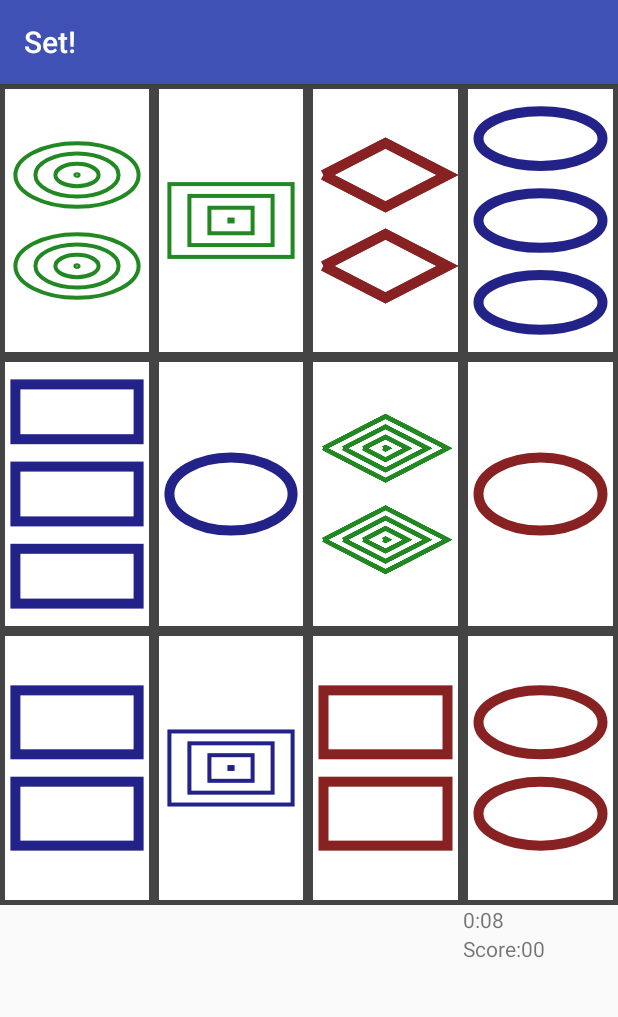
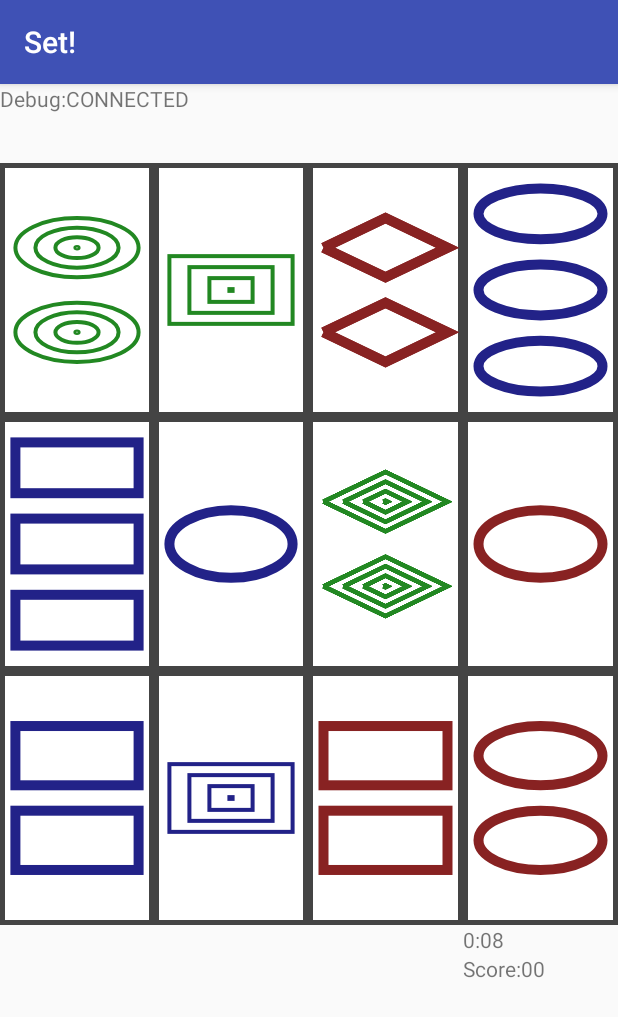
Before and after one commit to AmaurX/PI-set-, an Android app: the screen it shows after launch (MainActivity), on a phone screen of 412 x 824 dp. Shown: the top 1017 px of the screen. Run offline under Robolectric (Android 15) with nearby library versions, the phone set to English and light mode, and no system bars; 7 statements that could not run were skipped.

```diff
--- a/set_v1/Set/app/src/main/AndroidManifest.xml
+++ b/set_v1/Set/app/src/main/AndroidManifest.xml
@@ -1,7 +1,9 @@
 <?xml version="1.0" encoding="utf-8"?>
 <manifest xmlns:android="http://schemas.android.com/apk/res/android"
     package="com.polytechnique.marc.amaury.set">
-
+    <uses-permission
+        xmlns:android="http://schemas.android.com/apk/res/android"
+        android:name="android.permission.INTERNET"></uses-permission>
     <application
         android:allowBackup="true"
         android:icon="@mipmap/ic_launcher"
--- a/set_v1/Set/app/src/main/java/com/polytechnique/marc/amaury/set/MainActivity.java
+++ b/set_v1/Set/app/src/main/java/com/polytechnique/marc/amaury/set/MainActivity.java
@@ -16,13 +16,20 @@ import android.os.Bundle;
 import android.view.View;
 import android.view.ViewGroup;
 import android.widget.Button;
+import android.widget.EditText;
 import android.widget.ImageView;
 import android.widget.TableLayout;
 import android.widget.TextView;
 
+import java.io.BufferedReader;
+import java.io.IOException;
+import java.io.PrintWriter;
+import java.net.ServerSocket;
+import java.net.Socket;
 import java.util.HashMap;
 import java.util.Map;
 import java.util.Random;
+import java.util.Scanner;
 import java.util.Stack;
 import java.util.concurrent.locks.Lock;
 import java.util.concurrent.locks.ReentrantLock;
@@ -48,6 +55,96 @@ public class MainActivity extends AppCompatActivity {
         testMatch();
 
     }
+    final Handler Callback = new Handler();
+
+    // Variables stockant la valeur courante de l'etat memoire et cpu.
+
+    // Objet contenant le code a executer pour mettre a jour la boite
+    // de texte contenant la memoire disponible.
+
+
+    void displayMessage(String s){
+        debug = s;
+        debugHandler.postDelayed(debugRunnable,0);
+    }
+    final static String my_login = "Amaury";
+    static PrintWriter server_out = null;
+    static PrintWriter telnet_out = null;
+
+
+    Runnable connection = new Runnable() {
+        @Override
+        public void run() {
+            Socket s = Net.establishConnection("192.168.1.125", 1708);
+            PrintWriter s_out = Net.connectionOut(s);
+            final BufferedReader s_in = Net.connectionIn(s);
+            displayMessage("CONNECTED");
+
+            s_out.println("LOGIN " + my_login);
+            String line;
+            try
+            { line = s_in.readLine(); }
+            catch (IOException e)
+            { throw new RuntimeException("in readLine"); }
+            displayMessage(line);
+            Scanner sc = new Scanner(line);
+            sc.useDelimiter(" ");
+            if(sc.next().equals("Welcome")){
+                displayMessage("ACCEPTED");
+                server_out = s_out;
+            }
+            final Thread from_server = new Thread(){
+                public void run(){
+                    String line = null;
+                    while(true){
+                        try {
+                            line = s_in.readLine();
+                            displayMessage(line);
+                            if(telnet_out != null)
+                                telnet_out.println(line);
+                        } catch (IOException e){
+                            throw new RuntimeException("in readLine - 2");
+                        }
+                    }
+                }
+            };
+            from_server.start();
+
+            final Thread as_server = new Thread(){
+                public void run(){
+                    ServerSocket server_socket = Net.createServer(8888);
+                    while(true){
+                        Socket telnet_socket = Net.acceptConnection(server_socket);
+
+                        final PrintWriter s_out = Net.connectionOut(telnet_socket);
+                        final BufferedReader s_in = Net.connectionIn(telnet_socket);
+
+                        telnet_out = s_out;
+
+                        while(true){
+                            try {
+                                String line = s_in.readLine();
+                                server_out.println("SEND "+line);
+                            } catch(IOException e){}
+                        }
+                    }
+                }
+
+            };
+            as_server.start();
+        }
+    };
+    @Override
+    public void onStart() {
+        super.onStart();
+        // TODO: code s'executant au debut de l'application
+        try {
+            new Thread(connection).start();
+
+        } catch (RuntimeException msg){
+            displayMessage("Error "+msg);
+        }
+    }
 
 
     private boolean[] deck = new boolean[81];
@@ -64,12 +161,13 @@ public class MainActivity extends AppCompatActivity {
 
     TextView timerTextView;
     TextView scoreTextView;
+    TextView debugTextView;
 
     long startTime = 0;
 
     long score = -1;
     boolean add = true;
-
+    String debug = "Hello";
     Integer addresse;
     int numeroCarteSet = 0;
 
@@ -98,6 +196,14 @@ public class MainActivity extends AppCompatActivity {
             if (add) score += 1;
             else score -= 1;
             scoreTextView.setText(String.format("%s:%02d", "Score", score));
+        }
+    };
+
+    Handler debugHandler = new Handler();
+    Runnable debugRunnable = new Runnable() {
+        @Override
+        public void run() {
+            debugTextView.setText(String.format("%s:%s", "Debug", debug));
         }
     };
 
@@ -144,14 +250,13 @@ public class MainActivity extends AppCompatActivity {
             numeroCarteSet = 3;
             setHandler.postDelayed(setRunnable, 1);
             numeroCarteSet = 0;
-            timerTextView = (TextView) findViewById(R.id.time);
-            startTime = System.currentTimeMillis();
-            timerHandler.postDelayed(timerRunnable, 0);
             scoreTextView = (TextView) findViewById(R.id.score);
             scoreHandler.postDelayed(scoreRunnable, 0);
             timerTextView = (TextView) findViewById(R.id.time);
             startTime = System.currentTimeMillis();
             timerHandler.postDelayed(timerRunnable, 0);
+            debugTextView = (TextView) findViewById(R.id.debug);
+            debugHandler.postDelayed(debugRunnable,0);
             tas.put(R.id.image1, 1);
             tas.put(R.id.image2, 2);
             tas.put(R.id.image3, 3);
@@ -173,7 +278,6 @@ public class MainActivity extends AppCompatActivity {
             for (Integer addresse : tas.keySet()) {
                 if (!(addresse.equals(R.id.image15) || addresse.equals(R.id.image14) || addresse.equals(R.id.image13))) {
                     addCard(addresse);
-                    System.out.println(addresse.doubleValue());
                 }
             }
         }
@@ -254,7 +358,6 @@ public class MainActivity extends AppCompatActivity {
 
                 add3CartesSinglePlayer();
 
-                System.out.println("Coucou");
                 //addCard(R.id.image15);
                 //addCard(R.id.image14);
                 //addCard(R.id.image13);
--- a/set_v1/Set/app/src/main/res/layout/activity_main.xml
+++ b/set_v1/Set/app/src/main/res/layout/activity_main.xml
@@ -6,6 +6,15 @@
     android:layout_height="match_parent"
     android:orientation="horizontal">
 
+    <TableRow android:layout_weight="0.2">
+        <TextView
+            android:id="@+id/debug"
+            android:layout_width="0dp"
+            android:layout_height="match_parent"
+            android:layout_weight="1"
+            android:contentDescription="@string/debug"
+            />
+    </TableRow>
     <TableRow android:layout_weight="1">
 
         <ImageView
--- a/set_v1/Set/app/src/main/res/values/strings.xml
+++ b/set_v1/Set/app/src/main/res/values/strings.xml
@@ -2,5 +2,6 @@
     <string name="app_name">Set!</string>
     <string name="score">Score</string>
     <string name="time">Temps passé</string>
+    <string name="debug">debug</string>
 
 </resources>
```
